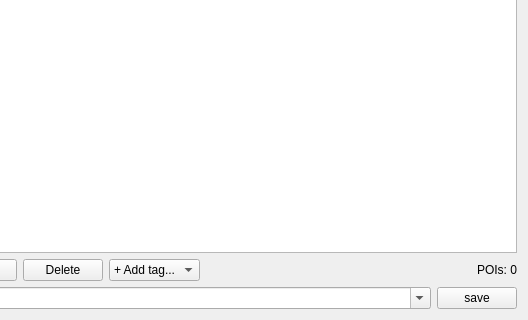
Old version of the form mapoi_rviz_plugins/src/ui/poi_editor.ui in the repository shimz-robotics/mapoi; both pictures show x 160 to 688 and y 158 to 478 of the 688 by 478 pixel window.
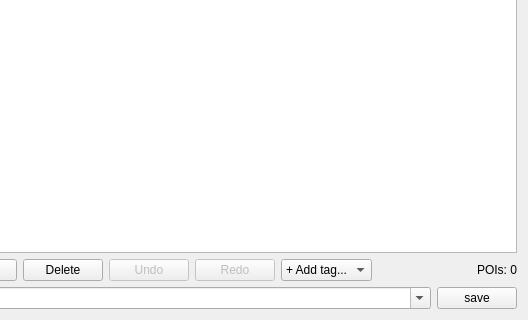
New version of the form.

Commit message: feat(rviz): PoiEditor に Undo/Redo ボタンを追加 (#435) (#442)

Patch:
```diff
--- a/mapoi_rviz_plugins/src/ui/poi_editor.ui
+++ b/mapoi_rviz_plugins/src/ui/poi_editor.ui
@@ -184,6 +184,32 @@
        </property>
       </widget>
      </item>
+     <item>
+      <widget class="QPushButton" name="UndoButton">
+       <property name="enabled">
+        <bool>false</bool>
+       </property>
+       <property name="toolTip">
+        <string>Undo (Ctrl+Z)</string>
+       </property>
+       <property name="text">
+        <string>Undo</string>
+       </property>
+      </widget>
+     </item>
+     <item>
+      <widget class="QPushButton" name="RedoButton">
+       <property name="enabled">
+        <bool>false</bool>
+       </property>
+       <property name="toolTip">
+        <string>Redo (Ctrl+Shift+Z)</string>
+       </property>
+       <property name="text">
+        <string>Redo</string>
+       </property>
+      </widget>
+     </item>
      <item>
       <widget class="QComboBox" name="TagHelperComboBox">
        <item>
```
The commit also changes 3 other files.
